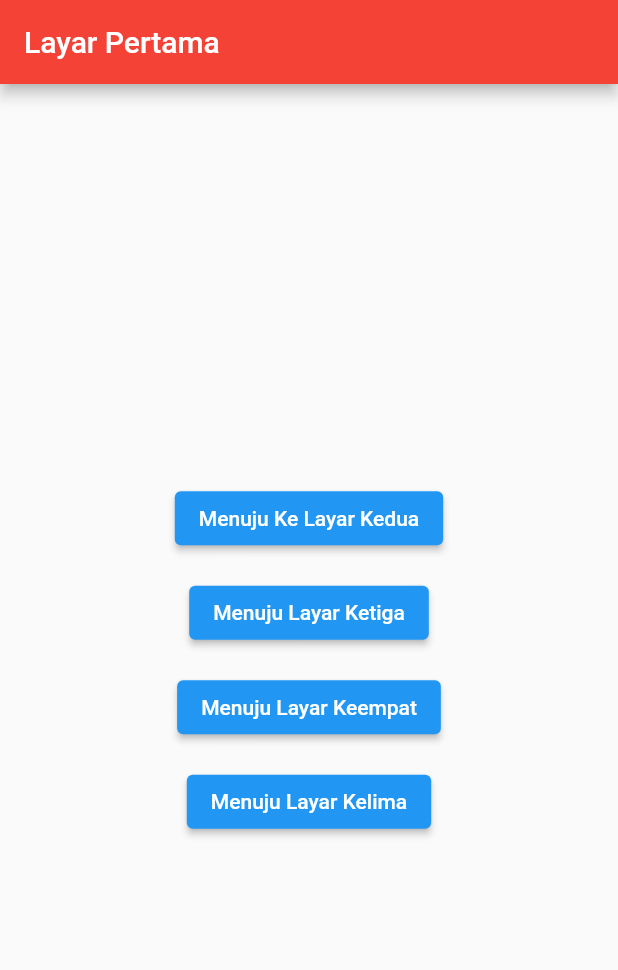
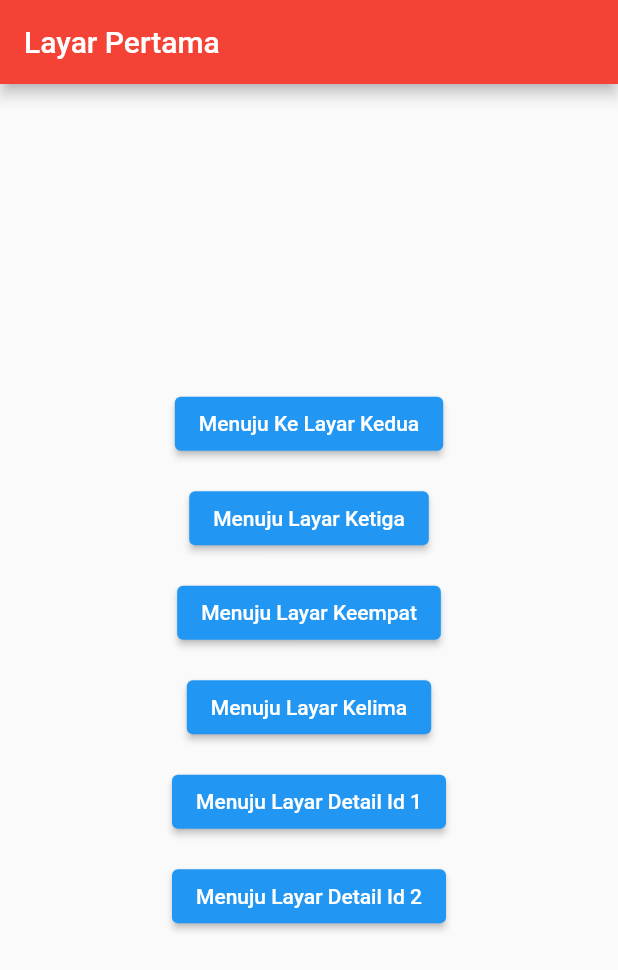
Before and after one commit to st4rpct/belajar_navigasi, a Flutter app: the screen it shows after launch, on a phone screen of 412 x 824 dp. Shown: the top 970 px of the screen. Run offline on Flutter 3.47's test engine with Material 2 defaults, Android fonts, the light colour scheme and no system bars.

Commit message:
add detail with dinamic ID

```diff
--- a/lib/firstscreen.dart
+++ b/lib/firstscreen.dart
@@ -57,7 +57,23 @@ class FirstScreen extends StatelessWidget {
                 onPressed: () {
                   Navigator.pushNamed(context, '/fifth', arguments: 'hai apa kabar');
                 },
-                child: Text('Menuju Layar Kelima'))
+                child: Text('Menuju Layar Kelima')),
+            SizedBox(
+              height: 15,
+            ),
+            ElevatedButton(
+                onPressed: () {
+                  Navigator.pushNamed(context, '/detail/1');
+                },
+                child: Text('Menuju Layar Detail Id 1')),
+            SizedBox(
+              height: 15,
+            ),
+            ElevatedButton(
+                onPressed: () {
+                  Navigator.pushNamed(context, '/detail/2');
+                },
+                child: Text('Menuju Layar Detail Id 2'))
           ],
         ),
       ),
--- a/lib/routes.dart
+++ b/lib/routes.dart
@@ -1,3 +1,4 @@
+import 'package:belajar_navigasi/detailscreen.dart';
 import 'package:belajar_navigasi/fifthscreen.dart';
 import 'package:belajar_navigasi/fourthscreen.dart';
 import 'package:belajar_navigasi/sliderightroute.dart';
@@ -6,6 +7,12 @@ import 'package:flutter/material.dart';
 class RouteGenerator{
   static Route<dynamic> generateRoute(RouteSettings settings){
     final args = settings.arguments;
+    var uri = Uri.parse(settings.name!);
+
+    if(uri.pathSegments.length == 2 && uri.pathSegments.first=="detail"){
+      var id = uri.pathSegments[1];
+      return MaterialPageRoute(builder: (_) => DetailScreen(id: id));
+    }
 
     switch (settings.name) {
       case '/fourth':
```
Also changed, not shown: lib/detailscreen.dart (added, +29 -0 lines).
